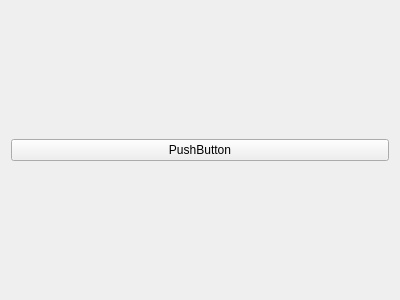
This is ui/themewidget.ui in Zapharaos/Color-Theme-Manager as Qt 5 draws it before an edit. The edited form follows.
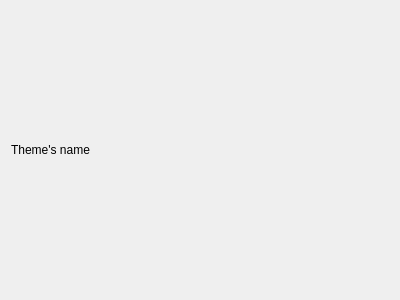
This is the edited form.

Commit message: listmenu linked to theme display

```diff
--- a/ui/themewidget.ui
+++ b/ui/themewidget.ui
@@ -15,9 +15,9 @@
   </property>
   <layout class="QGridLayout" name="gridLayout">
    <item row="0" column="0">
-    <widget class="QPushButton" name="pushButton">
+    <widget class="QLabel" name="name">
      <property name="text">
-      <string>PushButton</string>
+      <string>Theme's name</string>
      </property>
     </widget>
    </item>
```
The commit also changes 9 other files.
